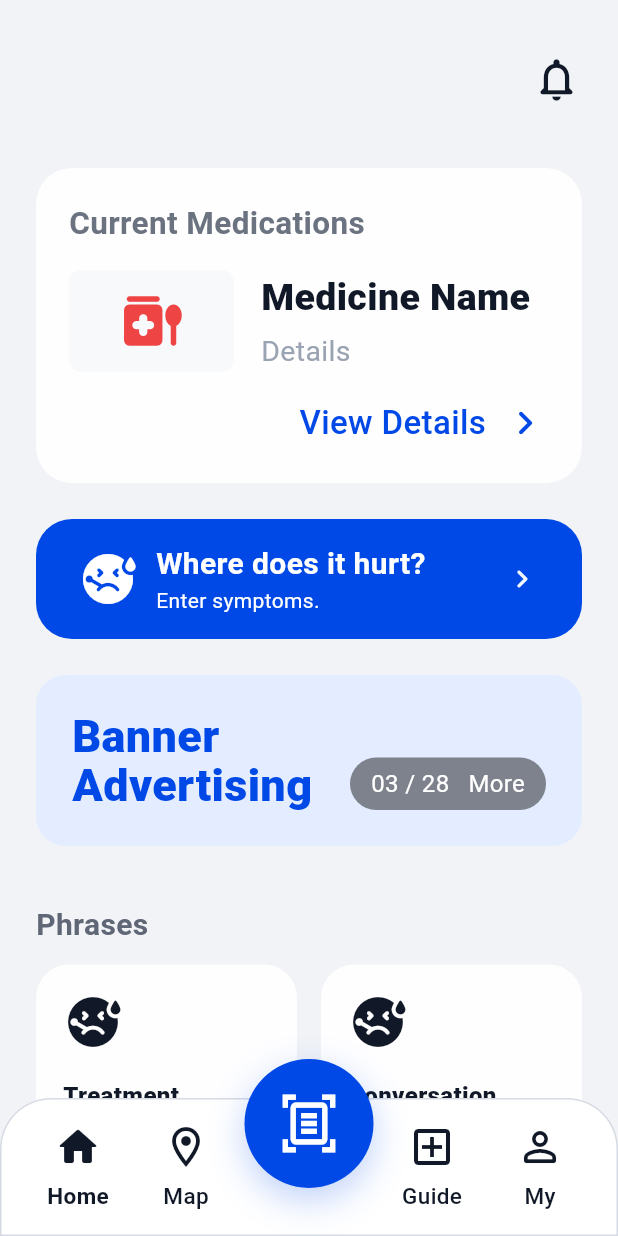
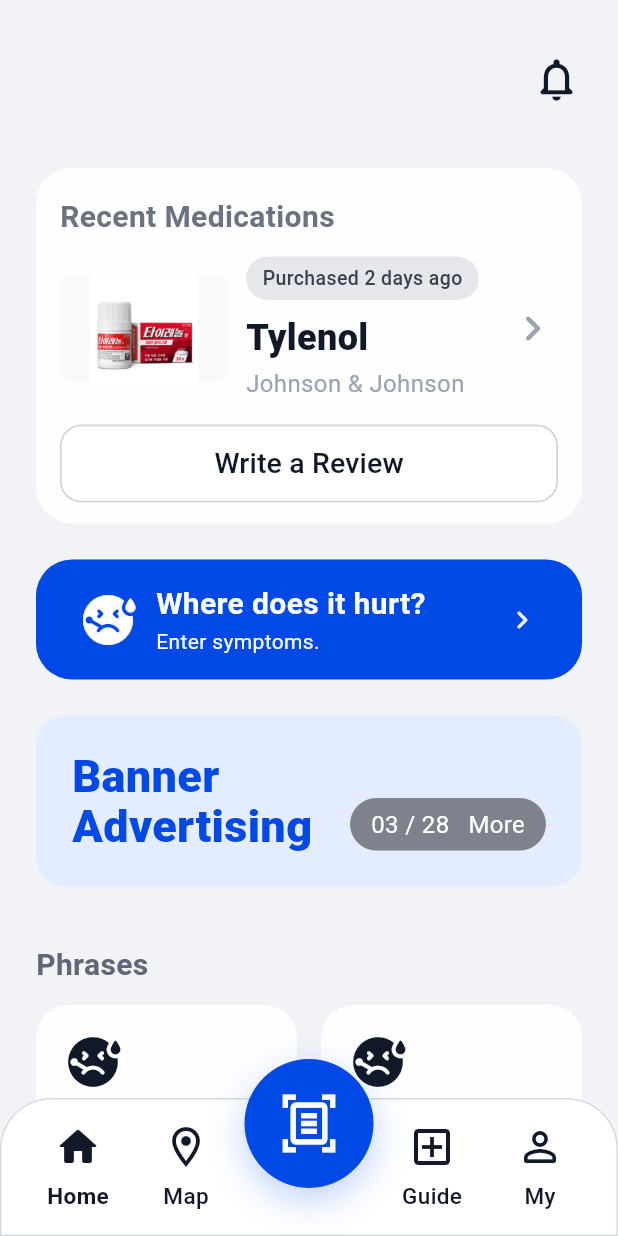
Before and after one commit to MediTripOfficial/MediTrip_FE, a Flutter app: the HomeScreen screen opened by its route, on a phone screen of 412 x 824 dp. Run offline on Flutter 3.47's test engine with Material 3 defaults, Android fonts, the phone set to English and light mode, and no system bars; our stand-ins replace dio, flutter_svg, go_router; Roboto replaces fonts that are missing (NotoSans).

Commit message:
최근 약 정보

```diff
--- a/meditrip/lib/core/router/app_router.dart
+++ b/meditrip/lib/core/router/app_router.dart
@@ -4,8 +4,9 @@
 import '../../features/auth/signup_screen.dart';
 import '../../features/auth/signup_success_screen.dart';
 import '../../features/home/home_screen.dart';
+import '../../features/medication/medication_detail_screen.dart';
+import '../../features/medication/recent_medication_screen.dart';
 import '../../features/splash/splash_screen.dart';
-import '../../features/medication/medication_detail_screen.dart';
 
 final appRouter = GoRouter(
   initialLocation: '/',
@@ -22,5 +23,11 @@
       path: '/recent-medication-detail',
       builder: (context, state) => const MedicationDetailScreen(),
     ),
+    GoRoute(
+      path: '/recent-medication',
+      builder: (context, state) {
+        return const RecentMedicationScreen();
+      },
+    ),
   ],
 );
--- a/meditrip/lib/features/home/home_screen.dart
+++ b/meditrip/lib/features/home/home_screen.dart
@@ -1,4 +1,5 @@
 import 'package:flutter/material.dart';
+import 'package:go_router/go_router.dart';
 
 import 'widgets/custom_bottom_nav_bar.dart';
 
@@ -102,84 +103,137 @@
   @override
   Widget build(BuildContext context) {
     return Container(
-      padding: const EdgeInsets.fromLTRB(22, 22, 22, 24),
+      width: double.infinity,
+      padding: const EdgeInsets.fromLTRB(16, 18, 16, 14),
       decoration: BoxDecoration(
-        color: Colors.white.withOpacity(0.9),
+        color: Colors.white.withOpacity(0.95),
         borderRadius: BorderRadius.circular(24),
       ),
       child: Column(
         crossAxisAlignment: CrossAxisAlignment.start,
         children: [
           const Text(
-            'Current Medications',
+            'Recent Medications',
             style: TextStyle(
-              fontSize: 21,
+              fontSize: 20,
               fontWeight: FontWeight.w700,
               color: Color(0xFF6B7280),
             ),
           ),
-          const SizedBox(height: 16),
-          Row(
+          const SizedBox(height: 12),
+
+          InkWell(
+            onTap: () {
+              context.push('/recent-medication');
+            },
+            borderRadius: BorderRadius.circular(16),
+            child: Row(
+              crossAxisAlignment: CrossAxisAlignment.center,
               children: [
-              Container(
-                width: 110,
-                height: 68,
-                decoration: BoxDecoration(
+                ClipRRect(
+                  borderRadius: BorderRadius.circular(8),
+                  child: Container(
+                    width: 112,
+                    height: 72,
                     color: const Color(0xFFF8F9FB),
-                  borderRadius: BorderRadius.circular(8),
-                ),
-                child: const Center(
-                  child: Icon(
-                    Icons.medication_liquid_rounded,
-                    size: 44,
+                    child: Image.asset(
+                      'assets/images/tylenol.png',
+                      fit: BoxFit.contain,
+                      errorBuilder: (_, __, ___) {
+                        return const Icon(
+                          Icons.medication_rounded,
+                          size: 42,
                           color: Color(0xFFEF4444),
+                        );
+                      },
                     ),
                   ),
                 ),
-              const SizedBox(width: 18),
+                const SizedBox(width: 12),
+
                 const Expanded(
                   child: Column(
                     crossAxisAlignment: CrossAxisAlignment.start,
                     children: [
+                      _PurchasedBadge(),
+                      SizedBox(height: 8),
                       Text(
-                      'Medicine Name',
+                        'Tylenol',
                         style: TextStyle(
-                        fontSize: 25,
+                          fontSize: 24,
                           fontWeight: FontWeight.w800,
                           color: Color(0xFF111827),
                         ),
                       ),
-                    SizedBox(height: 4),
+                      SizedBox(height: 2),
                       Text(
-                      'Details',
-                      style: TextStyle(fontSize: 19, color: Color(0xFF9AA3B2)),
+                        'Johnson & Johnson',
+                        style: TextStyle(
+                          fontSize: 16,
+                          color: Color(0xFF9AA3B2),
+                        ),
                       ),
                     ],
                   ),
                 ),
-            ],
-          ),
-          const SizedBox(height: 18),
-          const Row(
-            mainAxisAlignment: MainAxisAlignment.end,
-            children: [
-              Text(
-                'View Details',
-                style: TextStyle(
-                  fontSize: 22,
-                  fontWeight: FontWeight.w500,
-                  color: Color(0xFF0049E6),
-                ),
-              ),
-              SizedBox(width: 10),
-              Icon(
+
+                const Icon(
                   Icons.chevron_right_rounded,
-                size: 32,
-                color: Color(0xFF0049E6),
+                  size: 34,
+                  color: Color(0xFF9AA3B2),
                 ),
               ],
             ),
+          ),
+
+          const SizedBox(height: 16),
+
+          SizedBox(
+            width: double.infinity,
+            height: 52,
+            child: OutlinedButton(
+              onPressed: () {
+                // 추후 리뷰 화면 연결
+                // context.push('/write-review');
+              },
+              style: OutlinedButton.styleFrom(
+                foregroundColor: const Color(0xFF111827),
+                backgroundColor: Colors.white,
+                side: const BorderSide(color: Color(0xFFD1D5DB), width: 1.2),
+                shape: RoundedRectangleBorder(
+                  borderRadius: BorderRadius.circular(14),
+                ),
+              ),
+              child: const Text(
+                'Write a Review',
+                style: TextStyle(fontSize: 19, fontWeight: FontWeight.w500),
+              ),
+            ),
+          ),
         ],
+      ),
+    );
+  }
+}
+
+class _PurchasedBadge extends StatelessWidget {
+  const _PurchasedBadge();
+
+  @override
+  Widget build(BuildContext context) {
+    return Container(
+      padding: const EdgeInsets.symmetric(horizontal: 11, vertical: 5),
+      decoration: BoxDecoration(
+        color: const Color(0xFFE5E7EB),
+        borderRadius: BorderRadius.circular(999),
+      ),
+      child: const Text(
+        'Purchased 2 days ago',
+        style: TextStyle(
+          fontSize: 13,
+          color: Color(0xFF374151),
+          fontWeight: FontWeight.w500,
+        ),
       ),
     );
   }
--- a/meditrip/pubspec.yaml
+++ b/meditrip/pubspec.yaml
@@ -63,6 +63,7 @@
     - assets/images/meditrip_logo.svg
     - assets/images/google_logo.png
     - assets/images/success_logo.png
+    - assets/images/tylenol.png
 
   # To add assets to your application, add an assets section, like this:
   # assets:
```
Also changed, not shown: meditrip/lib/features/medication/recent_medication_screen.dart (added, +309 -0 lines), meditrip/assets/images/tylenol.png (added). Lines whose indentation alone changed are shown as unchanged.
